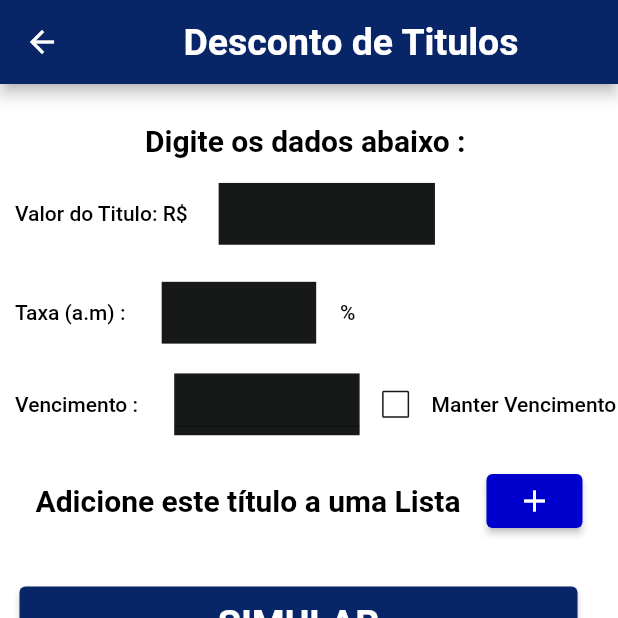
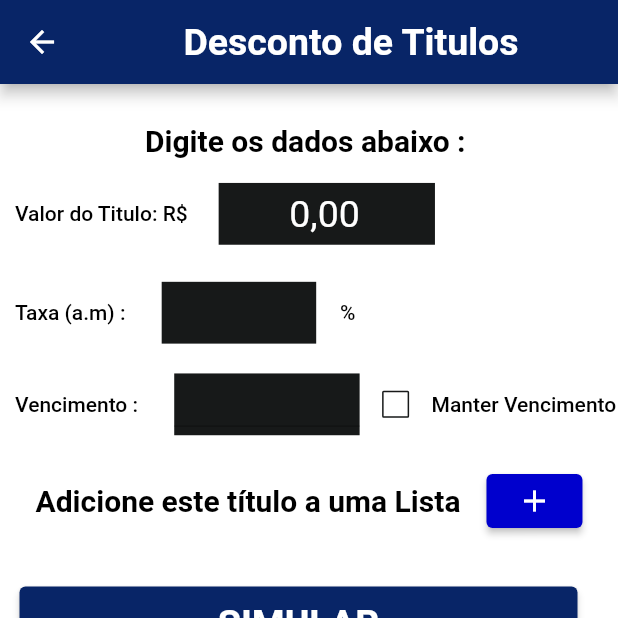
Before and after one commit to vmendesneto/calculadora_capital, a Flutter app: the DescScreen screen opened directly, after a tap on "SIMULAR", on a phone screen of 412 x 824 dp, the top half of it. Run offline on Flutter 3.47's test engine with Material 2 defaults, Android fonts, the light colour scheme and no system bars; our stand-ins replace extended_masked_text, flutter_riverpod, pdf, share_plus, shared_preferences; accounts and stored records are empty; Roboto replaces fonts that are missing (FuturaPTBold.otf, FuturaPTMedium.otf).

Commit message:
changes finish.

```diff
--- a/lib/main.dart
+++ b/lib/main.dart
@@ -29,8 +29,7 @@ class MyApp extends ConsumerWidget {
     print(_width);
     final themesNotifier = ref.read(themeProvider.notifier);
     themesNotifier.setTheme(themes[prefs!.getInt("theme") ?? 0]);
-    final apiController = ref.watch(apiProvider.notifier);
-    apiController.BankList();
+
 
     return MaterialApp(
       theme: themesNotifier.getTheme(),
--- a/lib/src/controller/desc_controller.dart
+++ b/lib/src/controller/desc_controller.dart
@@ -31,6 +31,7 @@ class DescViewController extends StateNotifier<DescViewState> {
     }
     if(variables.checkVenc == false){
       dateCtl.text = "";
+      variables.dateVenc = DateTime.now();
     }
   }
 
--- a/lib/src/engine/api_connect.dart
+++ b/lib/src/engine/api_connect.dart
@@ -52,6 +52,10 @@ class ApiController extends StateNotifier<ApiState> {
         //     baseUrl: state.baseUrl,
         //     banksList: banksList,
         //     codeList: state.codeList);
+      }else if(response.statusCode == 404){
+        print('sem internet');
+      }else if(response.statusCode == 500){
+        print('sem internet');
       }
     });
   }
--- a/lib/views/desc_screen.dart
+++ b/lib/views/desc_screen.dart
@@ -18,6 +18,50 @@ class DescScreen extends ConsumerStatefulWidget {
 class DescScreenState extends ConsumerState<DescScreen> {
   static final _formKey = GlobalKey<FormState>();
 
+  void _selectDate(BuildContext context, desc) async {
+    variables.dateVenc = await showDatePicker(
+        initialEntryMode: DatePickerEntryMode.calendarOnly,
+        context: context,
+        initialDate: DateTime.now(),
+        firstDate: DateTime.now(),
+        lastDate: DateTime(2100));
+    if (variables.dateVenc != null && variables.dateVenc != DateTime.now()) {
+      desc.dateCtl.text = DateFormat("dd/MM/yyyy").format(variables.dateVenc!);
+    } else {
+      if (variables.dateVenc == null) {}
+    }
+  }
+
+  _validador(state) {
+    if (variables.dado == 0.00) {
+      FocusScope.of(context).requestFocus(FocusNode());
+      var snackBar = SnackBar(
+          backgroundColor: state.primaryColorDark,
+          content: Text('Insira o Valor do Título',
+              style: state.textTheme.headline1));
+      ScaffoldMessenger.of(context).showSnackBar(snackBar);
+    } else if (variables.tx == 0.00) {
+      FocusScope.of(context).requestFocus(FocusNode());
+      var snackBar = SnackBar(
+          backgroundColor: state.primaryColorDark,
+          content:
+              Text('Insira a Taxa de Juros', style: state.textTheme.headline1));
+      ScaffoldMessenger.of(context).showSnackBar(snackBar);
+    } else if (variables.dateVenc!.day == DateTime.now().day &&
+        variables.dateVenc!.month == DateTime.now().month &&
+        variables.dateVenc!.year == DateTime.now().year) {
+      FocusScope.of(context).requestFocus(FocusNode());
+      var snackBar = SnackBar(
+          backgroundColor: state.primaryColorDark,
+          content:
+              Text('Insira uma Data Válida', style: state.textTheme.headline1));
+      ScaffoldMessenger.of(context).showSnackBar(snackBar);
+    } else {
+      variables.validate = true;
+      _button();
+    }
+  }
+
   @override
   Widget build(BuildContext context) {
     final _width = MediaQuery.of(context).size.width;
@@ -25,11 +69,12 @@ class DescScreenState extends ConsumerState<DescScreen> {
     final state = ref.watch(themeProvider);
     final desc = ref.read(DescStateViewProvider.notifier);
 
-
     final controller = MoneyMaskedTextController(
         decimalSeparator: ",",
         thousandSeparator: ".",
-        initialValue: valorInicial());
+        initialValue: 0.00);
+        // initialValue: valorInicial());
+
     final conttx = MoneyMaskedTextController(
       decimalSeparator: ".",
       thousandSeparator: "",
@@ -87,31 +132,26 @@ class DescScreenState extends ConsumerState<DescScreen> {
                                         color: state.unselectedWidgetColor,
                                       ),
                                       child: TextFormField(
+                                        //autofocus: true,
                                         decoration: const InputDecoration(
-
                                           isCollapsed: true,
                                           isDense: true,
                                           contentPadding: EdgeInsets.all(5.0),
-
                                           border: InputBorder.none,
-
                                         ),
                                         style: state.textTheme.subtitle1,
                                         inputFormatters: [
                                           FilteringTextInputFormatter
                                               .digitsOnly,
-                                                LengthLimitingTextInputFormatter(
-                                                    10)
+                                          LengthLimitingTextInputFormatter(10)
                                         ],
-                                              keyboardType:
-                                                  TextInputType.number,
+                                        keyboardType: TextInputType.number,
                                         onChanged: (value) {
                                           variables.dado = num.parse(value
                                               .replaceAll(r'.', "")
                                               .replaceAll(r',', '.'));
                                         },
-                                              textInputAction:
-                                                  TextInputAction.next,
+                                        textInputAction: TextInputAction.next,
                                         cursorColor: state.primaryColor,
                                         textAlign: TextAlign.center,
                                         controller: controller,
@@ -133,31 +173,27 @@ class DescScreenState extends ConsumerState<DescScreen> {
                                           color: state.unselectedWidgetColor,
                                         ),
                                         child: TextFormField(
-                                                enabled: variables.check == true ? false : true,
+                                          enabled: variables.check == true
+                                              ? false
+                                              : true,
                                           decoration: const InputDecoration(
                                             isCollapsed: true,
                                             isDense: true,
                                             contentPadding: EdgeInsets.all(5.0),
                                             border: InputBorder.none,
                                           ),
-                                                style:
-                                                    state.textTheme.subtitle1,
+                                          style: state.textTheme.subtitle1,
                                           inputFormatters: [
                                             FilteringTextInputFormatter
                                                 .digitsOnly,
-                                                  LengthLimitingTextInputFormatter(
-                                                      5)
+                                            LengthLimitingTextInputFormatter(5)
                                           ],
-                                                textInputAction:
-                                                    TextInputAction.next,
+                                          textInputAction: TextInputAction.next,
                                           onChanged: (value) {
-                                                  variables.taxa =
-                                                      num.parse(value);
-                                                  variables.tx =
-                                                      double.parse(value);
+                                            variables.taxa = num.parse(value);
+                                            variables.tx = double.parse(value);
                                           },
-                                                keyboardType:
-                                                    TextInputType.number,
+                                          keyboardType: TextInputType.number,
                                           cursorColor: state.primaryColor,
                                           textAlign: TextAlign.center,
                                           controller: conttx,
@@ -180,8 +216,10 @@ class DescScreenState extends ConsumerState<DescScreen> {
                                       decoration: BoxDecoration(
                                         color: state.unselectedWidgetColor,
                                       ),
-                                        child:  TextFormField(
-                                          enabled: variables.checkVenc == true ? false : true,
+                                      child: TextFormField(
+                                        enabled: variables.checkVenc == true
+                                            ? false
+                                            : true,
                                         decoration: const InputDecoration(
                                           isCollapsed: true,
                                           isDense: true,
@@ -191,14 +229,14 @@ class DescScreenState extends ConsumerState<DescScreen> {
                                         controller: desc.dateCtl,
                                         onTap: () async {
                                           FocusScope.of(context)
-                                                  .requestFocus(
-                                                       FocusNode());
+                                              .requestFocus(FocusNode());
                                           _selectDate(context, desc);
                                         },
                                       ),
                                     ),
                                     Checkbox(
-                                      side: BorderSide(color: state.unselectedWidgetColor),
+                                        side: BorderSide(
+                                            color: state.unselectedWidgetColor),
                                         value: variables.checkVenc,
                                         onChanged: (val) {
                                           setState(() {
@@ -221,7 +259,8 @@ class DescScreenState extends ConsumerState<DescScreen> {
                                       SizedBox(width: _width * 0.03),
                                       ElevatedButton(
                                           style: ButtonStyle(
-                                            backgroundColor: MaterialStateProperty.all<
+                                            backgroundColor:
+                                                MaterialStateProperty.all<
                                                         Color>(
                                                     const Color(0xff0000CD)),
                                           ),
@@ -251,7 +290,8 @@ class DescScreenState extends ConsumerState<DescScreen> {
                                     mainAxisAlignment: MainAxisAlignment.center,
                                     children: [
                                       Container(
-                                        margin: const EdgeInsets.only(left: 3.0, right: 3.0),
+                                          margin: const EdgeInsets.only(
+                                              left: 3.0, right: 3.0),
                                           width: _width - 40,
                                           height: _height * 0.06,
                                           child: ElevatedButton(
@@ -269,20 +309,8 @@ class DescScreenState extends ConsumerState<DescScreen> {
                                                 if (variables
                                                     .dataList.isEmpty) {
                                                   _validador(state);
-                                                  if(variables.validate == true) {
-                                                    Navigator.pop(context);
-                                                    desc.dateCtl.text = '';
-                                                    Navigator.push(
-                                                        context,
-                                                        MaterialPageRoute(
-                                                            builder: (
-                                                                context) =>
-                                                            const DetailDescScreen()));
-                                                  }else{}
-                                                }else if(variables.dataList.isNotEmpty){
-                                                  if(variables.dado == 0.00 || variables.tx == 0.00 || (variables.dateVenc!.day == DateTime.now().day &&
-                                                      variables.dateVenc!.month == DateTime.now().month &&
-                                                      variables.dateVenc!.year == DateTime.now().year)){
+                                                  if (variables.validate ==
+                                                      true) {
                                                     Navigator.pop(context);
                                                     desc.dateCtl.text = '';
                                                     Navigator.push(
@@ -290,7 +318,31 @@ class DescScreenState extends ConsumerState<DescScreen> {
                                                         MaterialPageRoute(
                                                             builder: (context) =>
                                                                 const DetailDescScreen()));
-                                                  }else{
+                                                  } else {}
+                                                } else if (variables
+                                                    .dataList.isNotEmpty) {
+                                                  if (variables.dado == 0.00 ||
+                                                      variables.tx == 0.00 ||
+                                                      (variables.dateVenc!
+                                                                  .day ==
+                                                              DateTime.now()
+                                                                  .day &&
+                                                          variables.dateVenc!
+                                                                  .month ==
+                                                              DateTime.now()
+                                                                  .month &&
+                                                          variables.dateVenc!
+                                                                  .year ==
+                                                              DateTime.now()
+                                                                  .year)) {
+                                                    Navigator.pop(context);
+                                                    desc.dateCtl.text = '';
+                                                    Navigator.push(
+                                                        context,
+                                                        MaterialPageRoute(
+                                                            builder: (context) =>
+                                                                const DetailDescScreen()));
+                                                  } else {
                                                     _button();
                                                     Navigator.pop(context);
                                                     desc.dateCtl.text = '';
@@ -299,7 +351,8 @@ class DescScreenState extends ConsumerState<DescScreen> {
                                                         MaterialPageRoute(
                                                             builder: (context) =>
                                                                 const DetailDescScreen()));
-                                                }}
+                                                  }
+                                                }
                                               })),
                                       const Spacer(),
                                       const Spacer(),
@@ -307,47 +360,6 @@ class DescScreenState extends ConsumerState<DescScreen> {
                                     ],
                                   ),
                                 ])))))));
-  }
-
-  void _selectDate(BuildContext context, desc) async {
-    variables.dateVenc = await showDatePicker(
-        initialEntryMode: DatePickerEntryMode.calendarOnly,
-        context: context,
-        initialDate: DateTime.now(),
-        firstDate: DateTime.now(),
-        lastDate: DateTime(2100));
-    if (variables.dateVenc != null && variables.dateVenc != DateTime.now()) {
-      desc.dateCtl.text = DateFormat("dd/MM/yyyy").format(variables.dateVenc!);
-    } else {
-      if (variables.dateVenc == null) {}
-    }
-  }
-
-  _validador(state) {
-    if (variables.dado == 0.00) {
-      FocusScope.of(context).requestFocus(FocusNode());
-      var snackBar = SnackBar(
-          backgroundColor: state.primaryColorDark,
-          content: Text('Insira o Valor do Título',  style: state.textTheme.headline1));
-      ScaffoldMessenger.of(context).showSnackBar(snackBar);
-    } else if (variables.tx == 0.00) {
-      FocusScope.of(context).requestFocus(FocusNode());
-      var snackBar =  SnackBar(
-          backgroundColor: state.primaryColorDark,
-          content: Text('Insira a Taxa de Juros', style: state.textTheme.headline1));
-      ScaffoldMessenger.of(context).showSnackBar(snackBar);
-    } else if (variables.dateVenc!.day == DateTime.now().day &&
-        variables.dateVenc!.month == DateTime.now().month &&
-        variables.dateVenc!.year == DateTime.now().year) {
-      FocusScope.of(context).requestFocus(FocusNode());
-      var snackBar = SnackBar(
-          backgroundColor: state.primaryColorDark,
-          content: Text('Insira uma Data Válida', style: state.textTheme.headline1));
-      ScaffoldMessenger.of(context).showSnackBar(snackBar);
-    } else {
-      variables.validate = true;
-      _button();
-    }
   }
 
   _button() {
--- a/lib/views/home.dart
+++ b/lib/views/home.dart
@@ -5,6 +5,7 @@ import 'package:calculadora_capital/views/home_emp.dart';
 import 'package:calculadora_capital/views/simulator_screen.dart';
 import 'package:flutter/material.dart';
 import 'package:flutter_riverpod/flutter_riverpod.dart';
+import '../src/providers/api_provider.dart';
 import '../src/providers/stateview_provider.dart';
 import '../src/providers/theme_provider.dart';
 import '../consts/dialog_theme.dart';
@@ -77,6 +78,8 @@ class HomePageState extends ConsumerState<HomePage> {
               GestureDetector(
                   onTap: () {
                     viewState.resetButton();
+                    final apiController = ref.watch(apiProvider.notifier);
+                    apiController.BankList();
                     Navigator.push(
                         context,
                         MaterialPageRoute(
--- a/lib/views/simulator_invest_screen.dart
+++ b/lib/views/simulator_invest_screen.dart
@@ -30,6 +30,7 @@ class SimulatorAplScreenState extends ConsumerState<SimulatorAplScreen> {
     final controller = MoneyMaskedTextController(
       decimalSeparator: ",",
       thousandSeparator: ".",
+      initialValue: 0.00
     );
     final conttx = MoneyMaskedTextController(
       decimalSeparator: ".",
--- a/lib/views/simulator_screen.dart
+++ b/lib/views/simulator_screen.dart
@@ -37,7 +37,7 @@ class SimulatorScreenState extends ConsumerState<SimulatorScreen> {
     final controller = MoneyMaskedTextController(
       decimalSeparator: ",",
       thousandSeparator: ".",
-      //initialValue: double.parse(variables.emp.toStringAsFixed(2)),
+      initialValue: 0.00,
     );
     final conttx = MoneyMaskedTextController(
       decimalSeparator: ".",
@@ -58,7 +58,7 @@ class SimulatorScreenState extends ConsumerState<SimulatorScreen> {
     final contcar = TextEditingController(
         //text: variables.carencia.toString()
         );
-
+print(variables.itemSelecionado);
     return Scaffold(
         resizeToAvoidBottomInset: false,
         backgroundColor: state.primaryColor,
```
Lines whose indentation alone changed are shown as unchanged.
